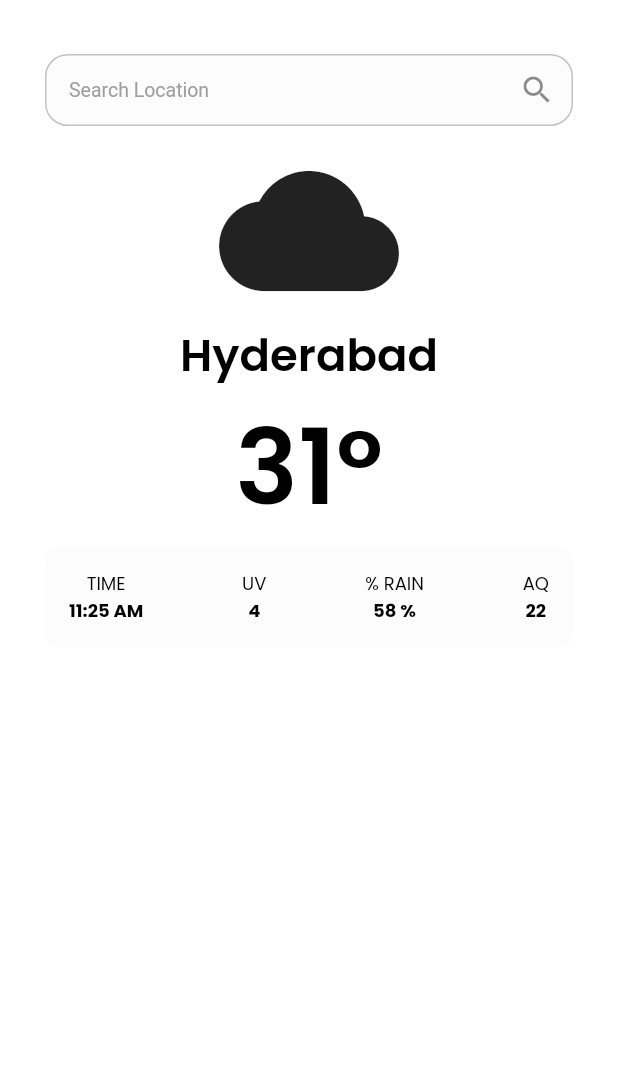
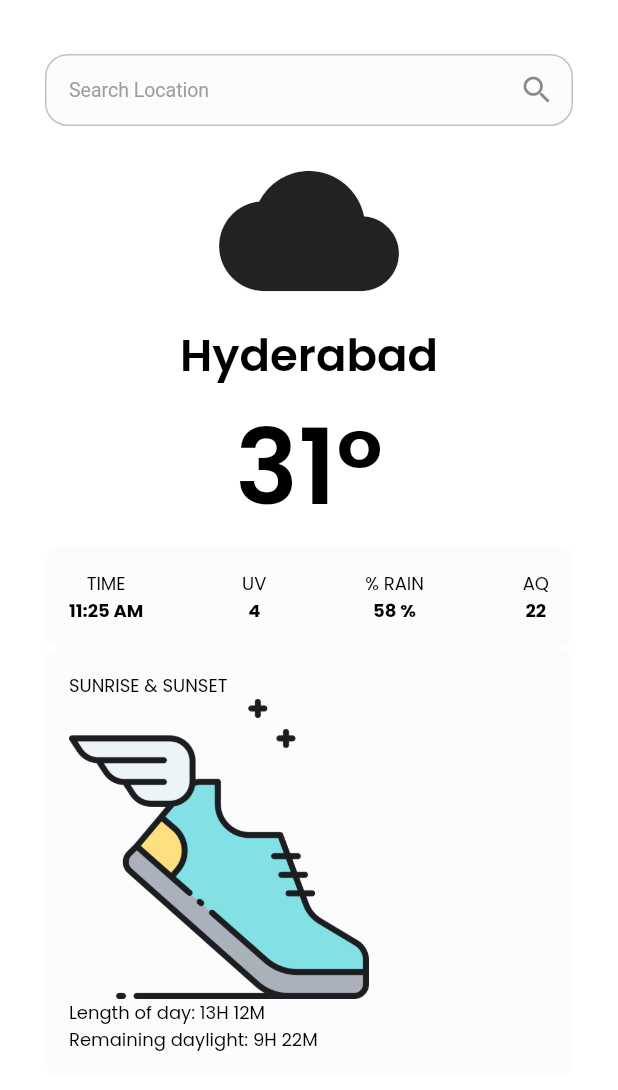
Before and after one commit to fikrighifari/sneakers_dept, a Flutter app: the screen it shows after launch, on a phone screen of 412 x 824 dp. Shown: the top 1090 px of the screen. Run offline on Flutter 3.47's test engine with Material 2 defaults, Android fonts, the phone set to English and light mode, and no system bars; our stand-ins replace flutter_svg, google_fonts.

Commit message:
Add: bottom info in home screen

```diff
--- a/lib/screen/home_screen/home_screen.dart
+++ b/lib/screen/home_screen/home_screen.dart
@@ -18,6 +18,7 @@ class _HomeScreenState extends State<HomeScreen> {
       body: SafeArea(
         child: Padding(
           padding: EdgeInsets.all(30),
+          child: SingleChildScrollView(
             child: Column(
               children: [
                 //Header
@@ -171,8 +172,40 @@ class _HomeScreenState extends State<HomeScreen> {
                       ),
                     ],
                   ),
+                ),
+                CustomContainer(
+                  padding: EdgeInsets.symmetric(
+                    horizontal: defaultMargin,
+                    vertical: defaultMargin,
+                  ),
+                  containerType: RoundedContainerType.noOutline,
+                  radius: defaultRadius,
+                  backgroundColor: AppColor.grey4Color(),
+                  width: double.infinity,
+                  child: Column(
+                    crossAxisAlignment: CrossAxisAlignment.start,
+                    children: [
+                      Text(
+                        'SUNRISE & SUNSET',
+                        style: defaultTextStyle,
+                      ),
+                      Image.asset(
+                        'assets/logo.png',
+                        width: 200,
+                      ),
+                      Text(
+                        'Length of day: 13H 12M',
+                        style: defaultTextStyle,
+                      ),
+                      Text(
+                        'Remaining daylight: 9H 22M',
+                        style: defaultTextStyle,
+                      ),
+                    ],
+                  ),
                 )
               ],
+            ),
           ),
         ),
       ),
```
Lines whose indentation alone changed are shown as unchanged.
